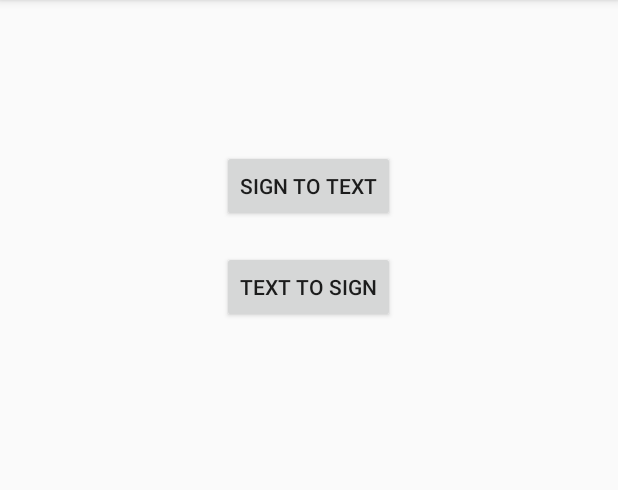
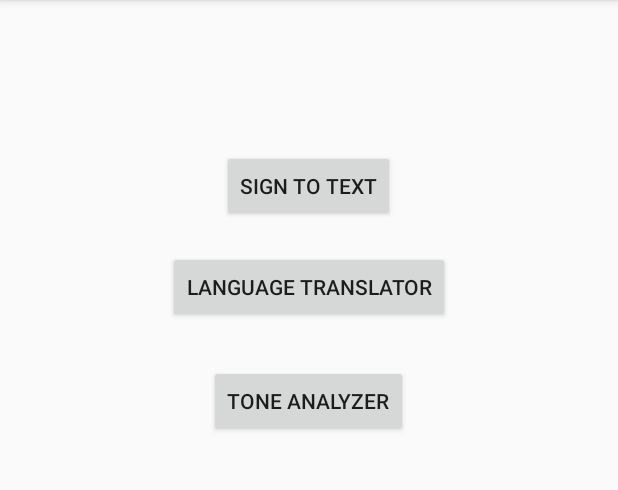
Before and after one commit to deemull/Sign-Translator-IBM-Blue-Hack, an Android app: the MainActivity screen opened directly, with no data from a screen before it, on a phone screen of 412 x 824 dp, the part 84-574 px from its top. Run offline under Robolectric (Android 15) with nearby library versions, the phone set to English and light mode, and no system bars; libraries missing offline, so code that uses them is left out: com.ibm.watson.

Commit message:
Completed Project

```diff
--- a/IBM_BlueHackAtlanta_SignTranslate/app/src/main/AndroidManifest.xml
+++ b/IBM_BlueHackAtlanta_SignTranslate/app/src/main/AndroidManifest.xml
@@ -6,6 +6,9 @@
     <uses-sdk tools:overrideLibrary="com.ibm.watson.developer_cloud.android.library" />
     <uses-feature android:name="android.hardware.camera2"
         android:required="true"></uses-feature>
+    <uses-permission android:name="android.permission.INTERNET"></uses-permission>
+    <uses-permission android:name="android.permission.WRITE_EXTERNAL_STORAGE"
+        android:maxSdkVersion="18" />
 
     <application
         android:allowBackup="true"
--- a/IBM_BlueHackAtlanta_SignTranslate/app/src/main/res/layout/activity_main.xml
+++ b/IBM_BlueHackAtlanta_SignTranslate/app/src/main/res/layout/activity_main.xml
@@ -23,14 +23,22 @@
         android:id="@+id/txt_to_pic"
         android:layout_width="wrap_content"
         android:layout_height="wrap_content"
+        android:layout_marginTop="19dp"
         android:onClick="openTextoSign"
-        android:text="@string/text_to_sign"
+        android:text="@string/language_translator"
         tools:ignore="MissingConstraints"
         tools:layout_editor_absoluteX="147dp"
         tools:layout_editor_absoluteY="172dp"
-        android:layout_marginTop="19dp"
         android:layout_below="@+id/pic_to_txt"
-        android:layout_alignLeft="@+id/pic_to_txt"
-        android:layout_alignStart="@+id/pic_to_txt" />
+        android:layout_centerHorizontal="true" />
+
+    <Button
+        android:id="@+id/button3"
+        android:layout_width="wrap_content"
+        android:layout_height="wrap_content"
+        android:layout_marginTop="28dp"
+        android:text="@string/tone_analyzer"
+        android:layout_below="@+id/txt_to_pic"
+        android:layout_centerHorizontal="true" />
 
 </RelativeLayout>
--- /dev/null
+++ b/IBM_BlueHackAtlanta_SignTranslate/app/src/main/res/values/credentials.xml
@@ -0,0 +1,4 @@
+<?xml version="1.0" encoding="utf-8"?>
+<resources>
+
+</resources>
--- a/IBM_BlueHackAtlanta_SignTranslate/app/src/main/res/values/strings.xml
+++ b/IBM_BlueHackAtlanta_SignTranslate/app/src/main/res/values/strings.xml
@@ -4,4 +4,8 @@
     <string name="text_to_sign">Text To Sign</string>
     <string name="welcome">Welcome</string>
     <string name="translate">Translate</string>
+    <string name="translate_2">Translate</string>
+    <string name="y">y</string>
+    <string name="language_translator">Language Translator</string>
+    <string name="tone_analyzer">Tone Analyzer</string>
 </resources>
```
Also changed, not shown: IBM_BlueHackAtlanta_SignTranslate/app/src/main/java/bluehackatlanta/ibm_bluehackatlanta_signtranslate/SignToText.java (+60 -1 lines), IBM_BlueHackAtlanta_SignTranslate/app/src/main/res/layout/activity_sign_to_text.xml (+18 -1 lines), IBM_BlueHackAtlanta_SignTranslate/app/src/main/res/layout/activity_text_to_sign.xml (+18 -0 lines).
